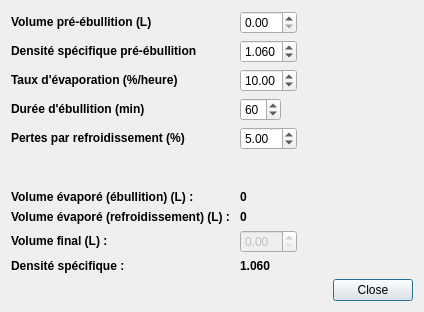
This is joliebulle/outilEvaporation.ui in 314r/joliebulle as Qt 5 draws it before an edit. The edited form follows.
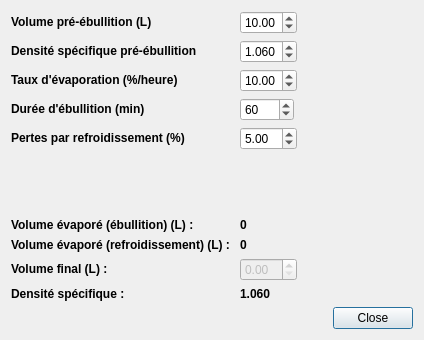
This is the edited form.

Commit message: correction outil evaporation. Fixes #61

The edit to the form file:
```diff
--- a/joliebulle/outilEvaporation.ui
+++ b/joliebulle/outilEvaporation.ui
@@ -7,7 +7,7 @@
     <x>0</x>
     <y>0</y>
     <width>424</width>
-    <height>312</height>
+    <height>340</height>
    </rect>
   </property>
   <property name="windowTitle">
@@ -31,7 +31,11 @@
       </widget>
      </item>
      <item row="0" column="1">
-      <widget class="QDoubleSpinBox" name="doubleSpinBoxPreVol"/>
+      <widget class="QDoubleSpinBox" name="doubleSpinBoxPreVol">
+       <property name="value">
+        <double>10.000000000000000</double>
+       </property>
+      </widget>
      </item>
      <item row="1" column="0">
       <widget class="QLabel" name="label_11">
@@ -94,6 +98,9 @@
      </item>
      <item row="3" column="1">
       <widget class="QSpinBox" name="spinBoxEbu">
+       <property name="maximum">
+        <number>1000</number>
+       </property>
        <property name="value">
         <number>60</number>
        </property>
```
The commit also changes 1 other file.
